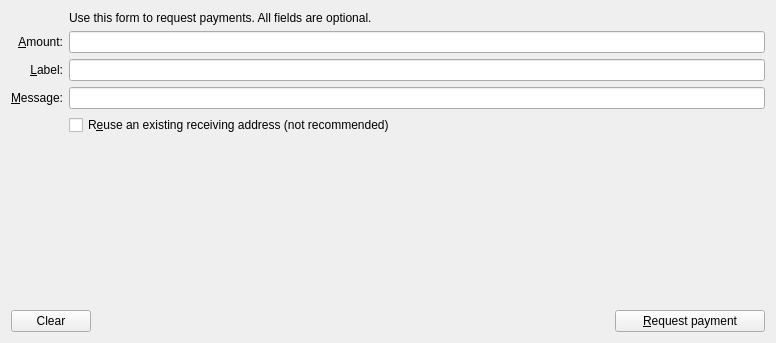
First picture: the form in src/qt/forms/receivecoinsdialog.ui, repository MintcoinCommunity/Mintcoin-Desktop-Wallet, before the edit.
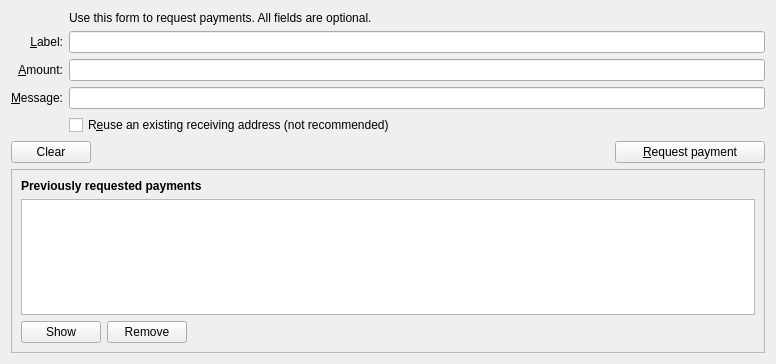
Second picture: the form after the edit. Icons and pictures are not drawn. Custom widgets are drawn as their Qt base class.

Commit message:
qt: keep a list of requested payments
Keep a list of requested payments in the Receive tab so that a user can
recall previously created requests after closing their windows.

Currently this list is not stored between bitcoin-qt sessions. This can
be implemented later, but it is not clear where it should be stored as
I don't think it belongs in the wallet (maybe in QSettings?)

BTC Commit(s):
666893b1facfbc748de760e6aeb6bc26bd3797f3

```diff
--- a/src/qt/forms/receivecoinsdialog.ui
+++ b/src/qt/forms/receivecoinsdialog.ui
@@ -7,59 +7,30 @@
     <x>0</x>
     <y>0</y>
     <width>776</width>
-    <height>343</height>
+    <height>364</height>
    </rect>
   </property>
   <layout class="QVBoxLayout" name="verticalLayout">
    <item>
     <layout class="QGridLayout" name="gridLayout">
-     <item row="3" column="0">
-      <widget class="QLabel" name="label">
-       <property name="text">
-        <string>&amp;Amount:</string>
-       </property>
-       <property name="alignment">
-        <set>Qt::AlignRight|Qt::AlignTrailing|Qt::AlignVCenter</set>
-       </property>
-       <property name="buddy">
-        <cstring>reqAmount</cstring>
-       </property>
-      </widget>
-     </item>
-     <item row="3" column="1">
-      <widget class="BitcoinAmountField" name="reqAmount" native="true">
-       <property name="minimumSize">
-        <size>
-         <width>80</width>
-         <height>0</height>
-        </size>
-       </property>
+     <item row="7" column="2">
+      <widget class="QCheckBox" name="reuseAddress">
        <property name="toolTip">
-        <string>The amount to request</string>
+        <string>Reuse one of the previously used receiving addresses. Reusing addresses has security and privacy issues. Do not use this unless re-generating a payment request made before.</string>
        </property>
-      </widget>
-     </item>
-     <item row="4" column="0">
-      <widget class="QLabel" name="label_2">
        <property name="text">
-        <string>&amp;Label:</string>
+        <string>R&amp;euse an existing receiving address (not recommended)</string>
        </property>
-       <property name="alignment">
-        <set>Qt::AlignRight|Qt::AlignTrailing|Qt::AlignVCenter</set>
-       </property>
-       <property name="buddy">
-        <cstring>reqLabel</cstring>
-       </property>
       </widget>
      </item>
-     <item row="4" column="1">
-      <widget class="QLineEdit" name="reqLabel">
-       <property name="toolTip">
-        <string>The label to associate with the receiving address</string>
+     <item row="7" column="0">
+      <widget class="QLabel" name="label_4">
+       <property name="text">
+        <string/>
        </property>
       </widget>
      </item>
-     <item row="5" column="0">
+     <item row="6" column="0">
       <widget class="QLabel" name="label_3">
        <property name="text">
         <string>&amp;Message:</string>
@@ -72,52 +43,68 @@
        </property>
       </widget>
      </item>
-     <item row="5" column="1">
+     <item row="4" column="2">
+      <widget class="QLineEdit" name="reqLabel">
+       <property name="toolTip">
+        <string>The label to associate with the new receiving address</string>
+       </property>
+      </widget>
+     </item>
+     <item row="6" column="2">
       <widget class="QLineEdit" name="reqMessage">
        <property name="toolTip">
         <string>The message to attach to payment request</string>
        </property>
       </widget>
      </item>
-     <item row="6" column="0">
-      <widget class="QLabel" name="label_4">
-       <property name="text">
-        <string/>
-       </property>
-      </widget>
-     </item>
-     <item row="6" column="1">
-      <widget class="QCheckBox" name="reuseAddress">
-       <property name="toolTip">
-        <string>Reuse one of the previously used receiving addresses. Reusing addresses has security and privacy issues. Do not use this unless re-generating a payment request made before.</string>
-       </property>
-       <property name="text">
-        <string>R&amp;euse an existing receiving address (not recommended)</string>
-       </property>
-      </widget>
-     </item>
-     <item row="2" column="1">
+     <item row="2" column="2">
       <widget class="QLabel" name="label_5">
        <property name="text">
         <string>Use this form to request payments. All fields are optional.</string>
        </property>
       </widget>
      </item>
+     <item row="4" column="0">
+      <widget class="QLabel" name="label_2">
+       <property name="text">
+        <string>&amp;Label:</string>
+       </property>
+       <property name="alignment">
+        <set>Qt::AlignRight|Qt::AlignTrailing|Qt::AlignVCenter</set>
+       </property>
+       <property name="buddy">
+        <cstring>reqLabel</cstring>
+       </property>
+      </widget>
+     </item>
+     <item row="5" column="0">
+      <widget class="QLabel" name="label">
+       <property name="text">
+        <string>&amp;Amount:</string>
+       </property>
+       <property name="alignment">
+        <set>Qt::AlignRight|Qt::AlignTrailing|Qt::AlignVCenter</set>
+       </property>
+       <property name="buddy">
+        <cstring>reqAmount</cstring>
+       </property>
+      </widget>
+     </item>
+     <item row="5" column="2">
+      <widget class="BitcoinAmountField" name="reqAmount">
+       <property name="minimumSize">
+        <size>
+         <width>80</width>
+         <height>0</height>
+        </size>
+       </property>
+       <property name="toolTip">
+        <string>The amount to request</string>
+       </property>
+      </widget>
+     </item>
     </layout>
    </item>
-   <item>
-    <spacer name="verticalSpacer">
-     <property name="orientation">
-      <enum>Qt::Vertical</enum>
-     </property>
-     <property name="sizeHint" stdset="0">
-      <size>
-       <width>20</width>
-       <height>40</height>
-      </size>
-     </property>
-    </spacer>
-   </item>
    <item>
     <layout class="QHBoxLayout" name="horizontalLayout">
      <item>
@@ -178,6 +165,98 @@
      </item>
     </layout>
    </item>
+   <item>
+    <spacer name="verticalSpacer_2">
+     <property name="orientation">
+      <enum>Qt::Vertical</enum>
+     </property>
+     <property name="sizeHint" stdset="0">
+      <size>
+       <width>20</width>
+       <height>40</height>
+      </size>
+     </property>
+    </spacer>
+   </item>
+   <item>
+    <widget class="QFrame" name="frame">
+     <property name="sizePolicy">
+      <sizepolicy hsizetype="Preferred" vsizetype="Expanding">
+       <horstretch>0</horstretch>
+       <verstretch>0</verstretch>
+      </sizepolicy>
+     </property>
+     <property name="frameShape">
+      <enum>QFrame::StyledPanel</enum>
+     </property>
+     <property name="frameShadow">
+      <enum>QFrame::Raised</enum>
+     </property>
+     <layout class="QVBoxLayout" name="verticalLayout_2">
+      <item>
+       <widget class="QLabel" name="label_6">
+        <property name="font">
+         <font>
+          <weight>75</weight>
+          <bold>true</bold>
+         </font>
+        </property>
+        <property name="text">
+         <string>Previously requested payments</string>
+        </property>
+       </widget>
+      </item>
+      <item>
+       <widget class="QTableView" name="recentRequestsView"/>
+      </item>
+      <item>
+       <layout class="QHBoxLayout" name="horizontalLayout_2">
+        <item>
+         <widget class="QPushButton" name="showRequestButton">
+          <property name="toolTip">
+           <string>Show the selected request (does the same as double clicking an entry)</string>
+          </property>
+          <property name="text">
+           <string>Show</string>
+          </property>
+          <property name="icon">
+           <iconset resource="../bitcoin.qrc">
+            <normaloff>:/icons/edit</normaloff>:/icons/edit</iconset>
+          </property>
+         </widget>
+        </item>
+        <item>
+         <widget class="QPushButton" name="removeRequestButton">
+          <property name="toolTip">
+           <string>Remove the selected entries from the list</string>
+          </property>
+          <property name="text">
+           <string>Remove</string>
+          </property>
+          <property name="icon">
+           <iconset resource="../bitcoin.qrc">
+            <normaloff>:/icons/remove</normaloff>:/icons/remove</iconset>
+          </property>
+         </widget>
+        </item>
+        <item>
+         <spacer name="horizontalSpacer_2">
+          <property name="orientation">
+           <enum>Qt::Horizontal</enum>
+          </property>
+          <property name="sizeHint" stdset="0">
+           <size>
+            <width>40</width>
+            <height>20</height>
+           </size>
+          </property>
+         </spacer>
+        </item>
+       </layout>
+      </item>
+     </layout>
+    </widget>
+   </item>
   </layout>
  </widget>
  <customwidgets>
```
Left out of the diff: 11 changed lines with no effect on the pictures. The commit also changes 10 other files.
